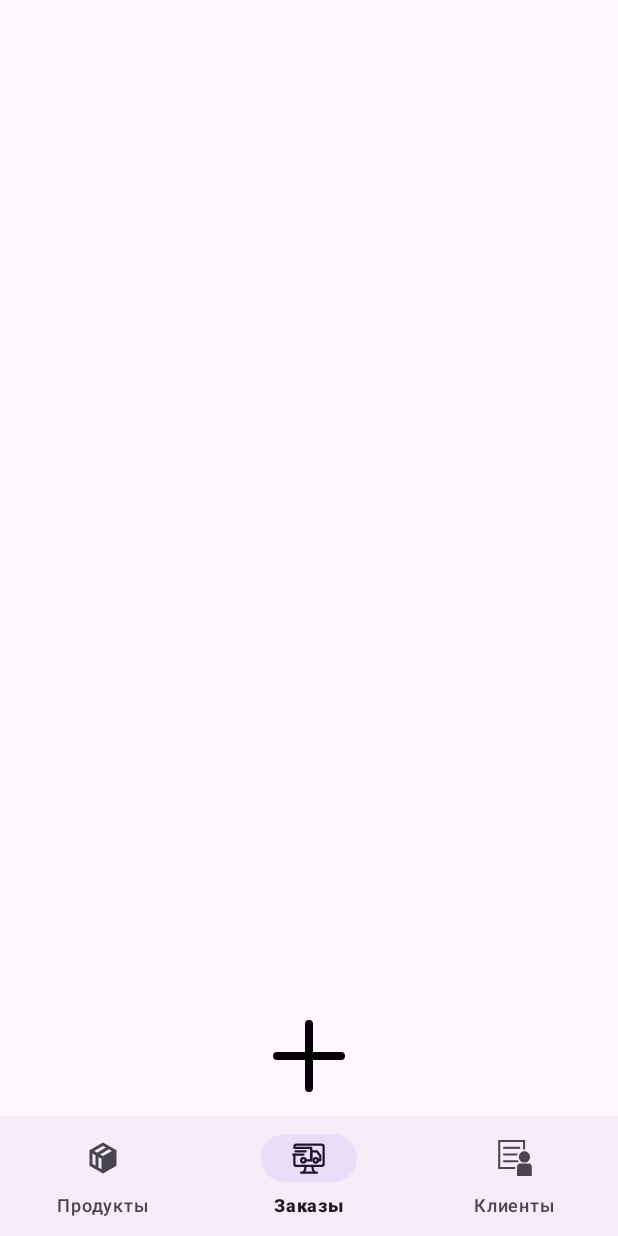
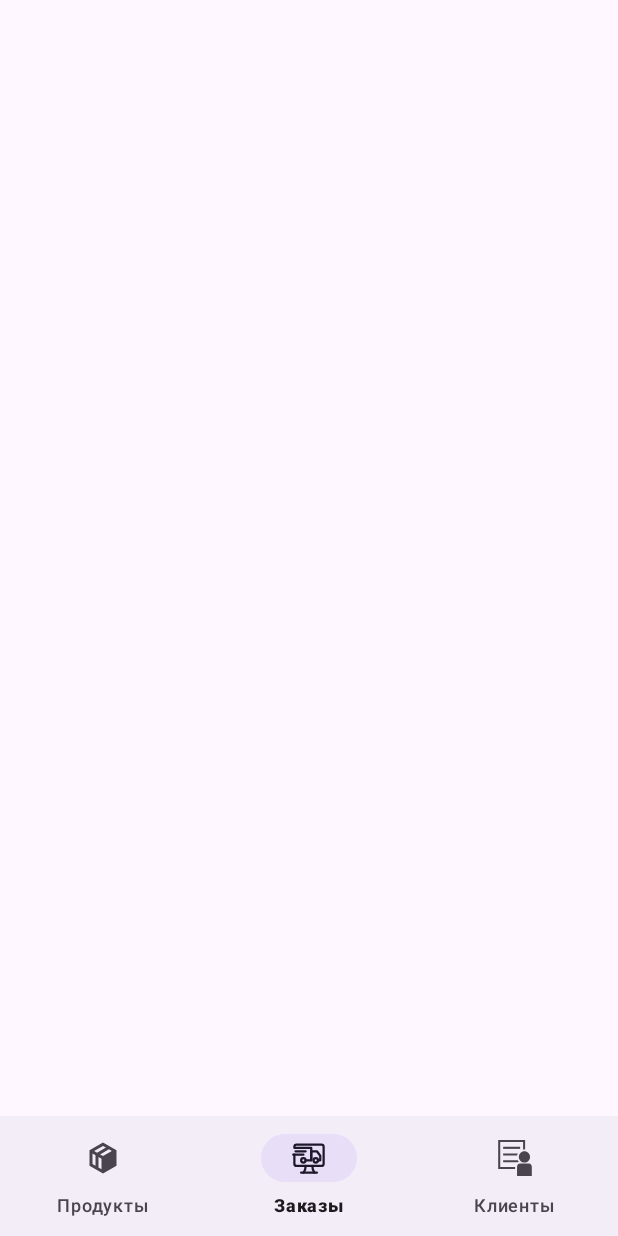
Before and after one commit to Ze1nFeeD/PromOrder, an Android app: the AdminActivity screen opened directly, with no data from a screen before it, item 2 of the bottom bar chosen, on a phone screen of 412 x 824 dp. Run offline under Robolectric (Android 15) with nearby library versions, the phone set to English and light mode, and no system bars; our stand-ins replace Room's generated code.

Commit message:
fix bugs in the UserAddOrder. Added function button AdminOrderWindow

```diff
--- a/app/src/main/AndroidManifest.xml
+++ b/app/src/main/AndroidManifest.xml
@@ -12,6 +12,9 @@
         android:supportsRtl="true"
         android:theme="@style/Theme.PromOrder"
         tools:targetApi="31">
+        <activity
+            android:name=".AdapterOrderAdmin"
+            android:exported="false" />
         <activity
             android:name=".UserMainActivity"
             android:exported="false" />
--- a/app/src/main/java/com/example/promorder/AdminActivity.kt
+++ b/app/src/main/java/com/example/promorder/AdminActivity.kt
@@ -29,7 +29,7 @@ class AdminActivity : AppCompatActivity() {
                     true
                 }
                 R.id.order -> {
-                    Toast.makeText(this,"Заказы",Toast.LENGTH_SHORT).show()
+                    loadFragment(AdminOrderWindow())
                     true
                 }
                 R.id.client -> {
--- /dev/null
+++ b/app/src/main/java/com/example/promorder/AdminOrderWindow.kt
@@ -0,0 +1,41 @@
+package com.example.promorder
+
+import android.os.Bundle
+import androidx.fragment.app.Fragment
+import android.view.LayoutInflater
+import android.view.View
+import android.view.ViewGroup
+import androidx.recyclerview.widget.LinearLayoutManager
+import androidx.recyclerview.widget.RecyclerView
+import com.example.promorder.room.DatabaseProvider
+import com.example.promorder.room.RoomDb
+import kotlinx.coroutines.Dispatchers
+import kotlinx.coroutines.GlobalScope
+import kotlinx.coroutines.launch
+import kotlinx.coroutines.withContext
+
+
+class AdminOrderWindow : Fragment() {
+    private lateinit var db: RoomDb
+     override fun onCreateView(
+        inflater: LayoutInflater, container: ViewGroup?,
+        savedInstanceState: Bundle?
+    ): View? {
+        // Inflate the layout for this fragment
+        val view = inflater.inflate(R.layout.fragment_admin_order_window, container, false)
+
+         db = DatabaseProvider.getDatabase(requireContext())
+
+         val recyclerView: RecyclerView = view.findViewById(R.id.recOrderAdmin)
+         recyclerView.layoutManager = LinearLayoutManager(context)
+         GlobalScope.launch(Dispatchers.IO) {
+             val selectCurOrdList = db.orderDao().selectCurOrd()
+             withContext(Dispatchers.Main) {
+                 val adapter = AdapterOrderAdmin(selectCurOrdList)
+                 recyclerView.adapter = adapter
+             }
+         }
+         return view
+    }
+
+}
--- a/app/src/main/java/com/example/promorder/UserAddOrder.kt
+++ b/app/src/main/java/com/example/promorder/UserAddOrder.kt
@@ -70,7 +70,7 @@ class UserAddOrder : Fragment() {
                         )
                     )
             }
-            val newFragment: Fragment = AdminWindowProduct()
+            val newFragment: Fragment = UserWindowProduct()
 
             val transaction: FragmentTransaction = requireFragmentManager().beginTransaction()
             transaction.replace(
--- a/app/src/main/java/com/example/promorder/room/OrderDao.kt
+++ b/app/src/main/java/com/example/promorder/room/OrderDao.kt
@@ -11,4 +11,8 @@ interface OrderDao {
     suspend fun insertOrder(orderEntity: OrderEntity)
     @Query("SELECT * FROM orders")
     fun selectOrders():List<OrderEntity>
+    @Query("SELECT * FROM orders WHERE statusorder ='В обработке'")
+    fun selectCurOrd():List<OrderEntity>
+    @Query("UPDATE orders SET statusorder =:status WHERE id = :idord")
+    suspend fun updateOrd(status: String, idord: Int): Int
 }
--- /dev/null
+++ b/app/src/main/res/layout/fragment_admin_order_window.xml
@@ -0,0 +1,29 @@
+<?xml version="1.0" encoding="utf-8"?>
+<FrameLayout xmlns:android="http://schemas.android.com/apk/res/android"
+    xmlns:tools="http://schemas.android.com/tools"
+    android:layout_width="match_parent"
+    android:layout_height="match_parent"
+    xmlns:app="http://schemas.android.com/apk/res-auto"
+    tools:context=".AdminOrderWindow">
+
+    <androidx.constraintlayout.widget.ConstraintLayout
+        android:layout_width="match_parent"
+        android:layout_height="match_parent"
+        app:layout_constraintBottom_toBottomOf="parent"
+        app:layout_constraintEnd_toEndOf="parent"
+        app:layout_constraintStart_toStartOf="parent"
+        app:layout_constraintTop_toTopOf="parent">
+
+        <androidx.recyclerview.widget.RecyclerView
+            android:id="@+id/recOrderAdmin"
+            android:layout_width="match_parent"
+            android:layout_height="wrap_content"
+            android:orientation="vertical"
+            app:layout_constraintBottom_toBottomOf="parent"
+            app:layout_constraintEnd_toEndOf="parent"
+            app:layout_constraintStart_toStartOf="parent"
+            app:layout_constraintTop_toTopOf="parent" />
+
+    </androidx.constraintlayout.widget.ConstraintLayout>
+
+</FrameLayout>
```
Also changed, not shown: app/src/main/java/com/example/promorder/AdapterOrderAdmin.kt (added, +82 -0 lines), app/src/main/res/layout/itemrecycleorderamdin.xml (added, +78 -0 lines).
